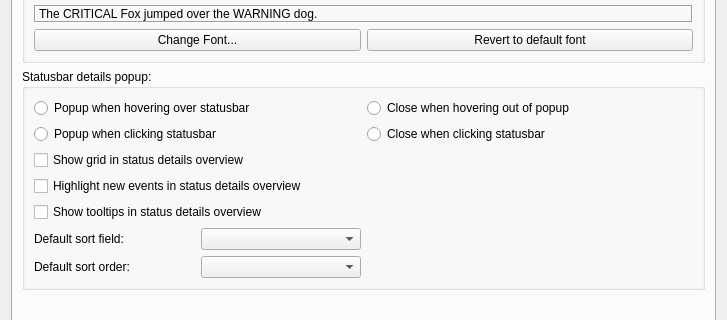
Old version of the form Nagstamon/QUI/settings_main.ui in the repository HenriWahl/Nagstamon; both pictures show x 0 to 727 and y 258 to 578 of the 727 by 974 pixel window.
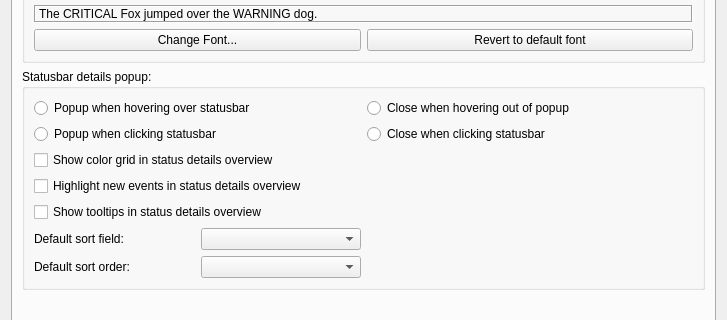
New version of the form. The open tabs and pages were chosen to show the change.

Commit message: action context menu works again thanks to copy&paste

```diff
--- a/Nagstamon/QUI/settings_main.ui
+++ b/Nagstamon/QUI/settings_main.ui
@@ -333,7 +333,7 @@
           <item row="6" column="0" colspan="2">
            <widget class="QCheckBox" name="input_checkbox_show_grid">
             <property name="text">
-             <string>Show grid in status details overview</string>
+             <string>Show color grid in status details overview</string>
             </property>
            </widget>
           </item>
```
Left out of the diff: 4 changed lines with no effect on the pictures. The commit also changes 2 other files.
